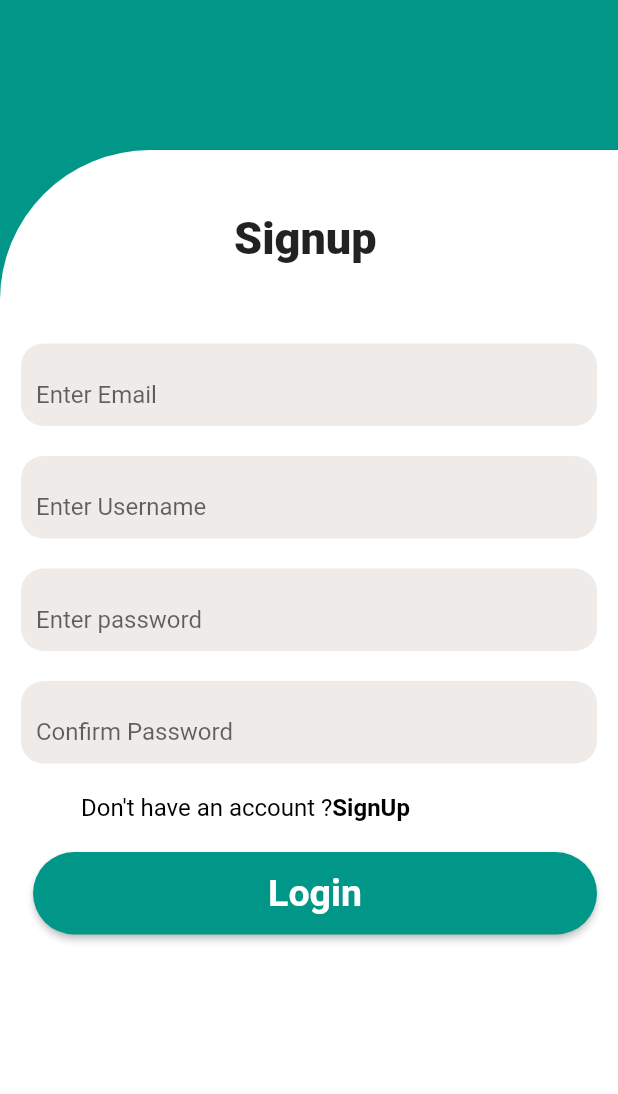
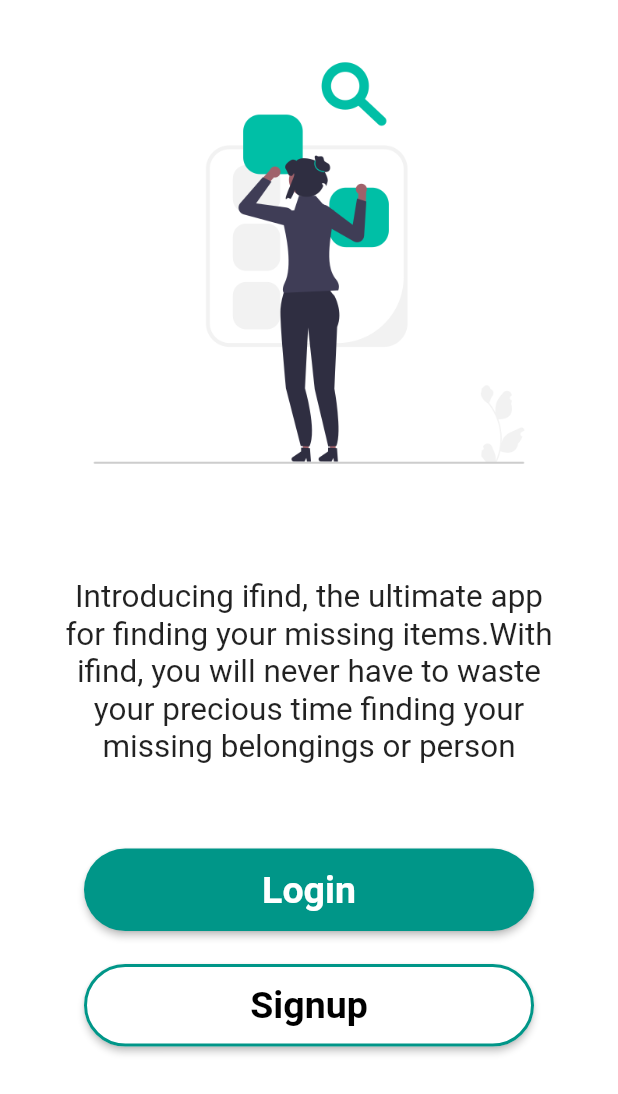
Before and after one commit to Nicodona/ifind_frontend, a Flutter app: the screen it shows after launch, on a phone screen of 412 x 824 dp. Shown: the top 1094 px of the screen. Run offline on Flutter 3.47's test engine with Material 2 defaults, Android fonts, the phone set to English and light mode, and no system bars.

Commit message:
all changes

```diff
--- /dev/null
+++ b/lib/authscreens/landing.dart
@@ -0,0 +1,94 @@
+import 'package:flutter/material.dart';
+
+class Landing extends StatelessWidget {
+  const Landing({Key? key}) : super(key: key);
+
+  @override
+  Widget build(BuildContext context) {
+    return Scaffold(
+      backgroundColor: Colors.white,
+
+      body: SingleChildScrollView(
+        child: Column(
+          children: [
+
+            Image.asset('assets/images/search.png'),
+        Padding(
+                padding: const EdgeInsets.all(35.0),
+                child: Container(
+                    child: const Text("Introducing ifind, the ultimate app for finding your missing items."
+                        "With ifind, you will never have to waste your precious"
+                        " time finding your missing belongings or person",
+                      textAlign: TextAlign.center,
+                      style: TextStyle(
+                        fontSize: 21,
+                        fontWeight: FontWeight.normal
+
+                      ),
+                    ),
+              ),
+            ),
+            SizedBox(height: 20,),
+            Container(
+              child: SizedBox(
+                height: 55,
+                width: 300,
+                child: ElevatedButton(
+
+                  onPressed: () {
+                    // login(emailController.text.toString(), passwordController.text.toString());
+                  },
+                  style: ElevatedButton.styleFrom(
+                    primary: Colors.teal,
+                    shape: RoundedRectangleBorder(
+                      borderRadius: BorderRadius.circular(30),
+                    ),
+
+                  ),
+                  child: const Text('Login',
+                    style: TextStyle(
+                        fontSize: 25,
+                        fontWeight: FontWeight.bold
+                    ),),
+                ),
+              ),
+            ),
+            Padding(
+              padding: const EdgeInsets.all(22.0),
+              child: Container(
+                child: SizedBox(
+                  height: 55,
+                  width: 300,
+                  child: ElevatedButton(
+
+                    onPressed: () {
+                      // login(emailController.text.toString(), passwordController.text.toString());
+                    },
+                    style: ElevatedButton.styleFrom(
+                      side: const BorderSide(
+                        color: Colors.teal,
+                        width: 2.0,
+                      ),
+                      primary: Colors.white,
+                      shape: RoundedRectangleBorder(
+                        borderRadius: BorderRadius.circular(30),
+                      ),
+
+                    ),
+                    child: const Text('Signup',
+                      style: TextStyle(
+                          color: Colors.black,
+                          fontSize: 25,
+                          fontWeight: FontWeight.bold
+                      ),),
+                  ),
+                ),
+              ),
+            )
+          ],
+
+        )
+      ),
+    );
+  }
+}
--- a/lib/authscreens/signup.dart
+++ b/lib/authscreens/signup.dart
@@ -1,4 +1,5 @@
 import 'package:flutter/material.dart';
+import 'package:ifind_backend/custom/color.dart';
 
 class Signup extends StatefulWidget {
   const Signup({Key? key}) : super(key: key);
@@ -16,7 +17,7 @@ class _SignupState extends State<Signup> {
   @override
   Widget build(BuildContext context) {
     return Scaffold(
-      backgroundColor: Colors.teal,
+      backgroundColor: background,
       body:  SingleChildScrollView(
         child: Column(
           children: [
@@ -182,7 +183,7 @@ class _SignupState extends State<Signup> {
                                           ),
 
                                         ),
-                                        child: const Text('Login',
+                                        child: const Text('Signup',
                                           style: TextStyle(
                                               fontSize: 25,
                                               fontWeight: FontWeight.bold
--- /dev/null
+++ b/lib/custom/color.dart
@@ -0,0 +1,4 @@
+import 'dart:ui';
+
+String hexColor = "#1f1a6e";
+Color background = Color(int.parse(hexColor.substring(1, 7), radix: 16) + 0xFF000000);
--- a/lib/main.dart
+++ b/lib/main.dart
@@ -1,6 +1,7 @@
 import 'package:flutter/material.dart';
 import 'package:ifind_backend/authscreens/login.dart';
 import 'package:ifind_backend/authscreens/signup.dart';
+import 'package:ifind_backend/authscreens/landing.dart';
 
 void main() {
   runApp(MaterialApp(
@@ -8,7 +9,8 @@ void main() {
     initialRoute: '/',
     routes: {
       '/login': (context) => Login(),
-      '/': (context) => Signup(),
+      '/': (context) => Landing(),
+      '/signup': (context) => Signup(),
 
     },
   ));
--- a/pubspec.yaml
+++ b/pubspec.yaml
@@ -60,8 +60,8 @@ flutter:
   uses-material-design: true
 
   # To add assets to your application, add an assets section, like this:
-  # assets:
-  #   - images/a_dot_burr.jpeg
+  assets:
+   - assets/images/
   #   - images/a_dot_ham.jpeg
 
   # An image asset can refer to one or more resolution-specific "variants", see
```
Also changed, not shown: assets/images/search.png (added), lib/screens/profile_upload.dart (added).
